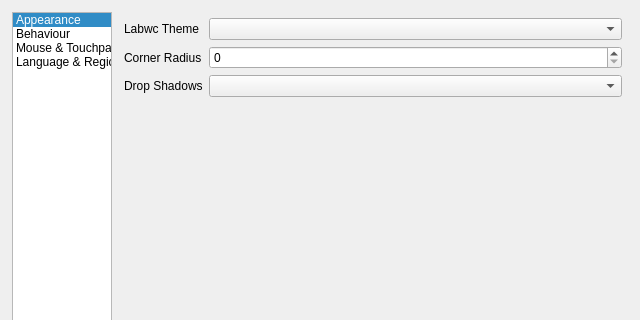
labwc/labwc-tweaks, file src/maindialog.ui: the form before one commit; both pictures show x 0 to 640 and y 0 to 320 of the 640 by 480 pixel window.
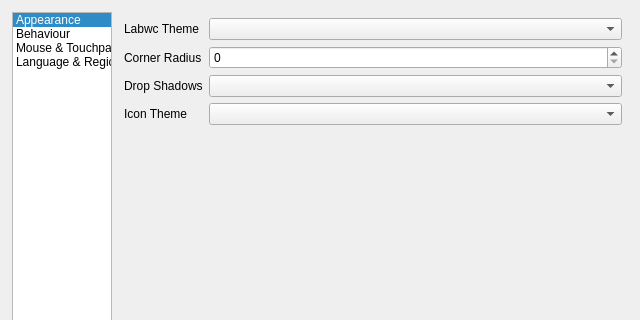
The form after the commit. Icons and pictures are not drawn.

Commit message: Add "Icon Theme" combo

Patch:
```diff
--- a/src/maindialog.ui
+++ b/src/maindialog.ui
@@ -132,6 +132,16 @@
           <item row="2" column="1">
            <widget class="QComboBox" name="dropShadows"/>
           </item>
+          <item row="3" column="0">
+           <widget class="QLabel" name="label_1">
+            <property name="text">
+             <string>Icon Theme</string>
+            </property>
+           </widget>
+          </item>
+          <item row="3" column="1">
+           <widget class="QComboBox" name="iconTheme"/>
+          </item>
          </layout>
         </widget>
         <widget class="QWidget" name="page">
```
The commit also changes 2 other files.
